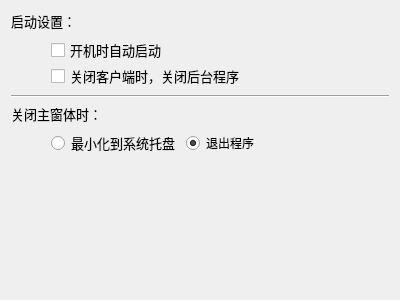
Before: the Qt Designer form src/base_set_weidget.ui in zrmei/kuplayer, drawn with Qt 5.
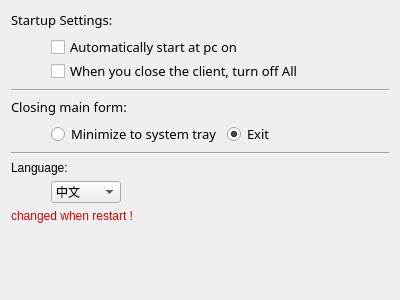
After: the same form once the commit is applied.

Commit message: add language qm

What changed in the file:
```diff
--- a/src/base_set_weidget.ui
+++ b/src/base_set_weidget.ui
@@ -13,9 +13,9 @@
   <property name="windowTitle">
    <string>Form</string>
   </property>
-  <layout class="QHBoxLayout" name="horizontalLayout_4">
+  <layout class="QHBoxLayout" name="horizontalLayout_5">
    <item>
-    <layout class="QVBoxLayout" name="verticalLayout_3">
+    <layout class="QVBoxLayout" name="verticalLayout_2">
      <item>
       <widget class="QLabel" name="label">
        <property name="font">
@@ -25,7 +25,7 @@
         </font>
        </property>
        <property name="text">
-        <string>启动设置：</string>
+        <string>Startup Settings:</string>
        </property>
       </widget>
      </item>
@@ -73,7 +73,7 @@
             <bool>true</bool>
            </property>
            <property name="text">
-            <string>开机时自动启动</string>
+            <string>Automatically start at pc on</string>
            </property>
           </widget>
          </item>
@@ -92,7 +92,7 @@
             </font>
            </property>
            <property name="text">
-            <string>关闭客户端时，关闭后台程序</string>
+            <string>When you close the client, turn off All</string>
            </property>
           </widget>
          </item>
@@ -121,8 +121,6 @@
       </widget>
      </item>
      <item>
-      <layout class="QVBoxLayout" name="verticalLayout_2">
-       <item>
         <widget class="QLabel" name="label_2">
          <property name="font">
           <font>
@@ -131,7 +129,7 @@
           </font>
          </property>
          <property name="text">
-          <string>关闭主窗体时：</string>
+        <string>Closing main form:</string>
          </property>
         </widget>
        </item>
@@ -164,14 +162,20 @@
               </font>
              </property>
              <property name="text">
-              <string>最小化到系统托盘</string>
+            <string>Minimize to system tray</string>
              </property>
             </widget>
            </item>
            <item>
             <widget class="QRadioButton" name="radioButton_exit">
+           <property name="font">
+            <font>
+             <family>微软雅黑</family>
+             <pointsize>10</pointsize>
+            </font>
+           </property>
              <property name="text">
-              <string>退出程序</string>
+            <string>Exit</string>
              </property>
              <property name="checked">
               <bool>true</bool>
@@ -195,6 +199,74 @@
          </item>
         </layout>
        </item>
+     <item>
+      <widget class="Line" name="line_2">
+       <property name="orientation">
+        <enum>Qt::Horizontal</enum>
+       </property>
+      </widget>
+     </item>
+     <item>
+      <widget class="QLabel" name="label_3">
+       <property name="text">
+        <string>Language:</string>
+       </property>
+      </widget>
+     </item>
+     <item>
+      <layout class="QHBoxLayout" name="horizontalLayout_4">
+       <item>
+        <spacer name="horizontalSpacer_5">
+         <property name="orientation">
+          <enum>Qt::Horizontal</enum>
+         </property>
+         <property name="sizeType">
+          <enum>QSizePolicy::Maximum</enum>
+         </property>
+         <property name="sizeHint" stdset="0">
+          <size>
+           <width>40</width>
+           <height>20</height>
+          </size>
+         </property>
+        </spacer>
+       </item>
+       <item>
+        <widget class="QComboBox" name="comboBox">
+         <item>
+          <property name="text">
+           <string>中文</string>
+          </property>
+         </item>
+         <item>
+          <property name="text">
+           <string>English</string>
+          </property>
+         </item>
+        </widget>
+       </item>
+       <item>
+        <spacer name="horizontalSpacer_6">
+         <property name="orientation">
+          <enum>Qt::Horizontal</enum>
+         </property>
+         <property name="sizeHint" stdset="0">
+          <size>
+           <width>40</width>
+           <height>20</height>
+          </size>
+         </property>
+        </spacer>
+       </item>
+      </layout>
+     </item>
+     <item>
+      <widget class="QLabel" name="label_wall">
+       <property name="text">
+        <string>&lt;html&gt;&lt;head/&gt;&lt;body&gt;&lt;p&gt;&lt;span style=&quot; color:#d50000;&quot;&gt;changed when restart !&lt;/span&gt;&lt;/p&gt;&lt;/body&gt;&lt;/html&gt;</string>
+       </property>
+      </widget>
+     </item>
        <item>
         <spacer name="verticalSpacer">
          <property name="orientation">
@@ -207,8 +279,6 @@
           </size>
          </property>
         </spacer>
-       </item>
-      </layout>
      </item>
     </layout>
    </item>
```
Lines whose indentation alone changed are shown as unchanged. The commit also changes 23 other files.
